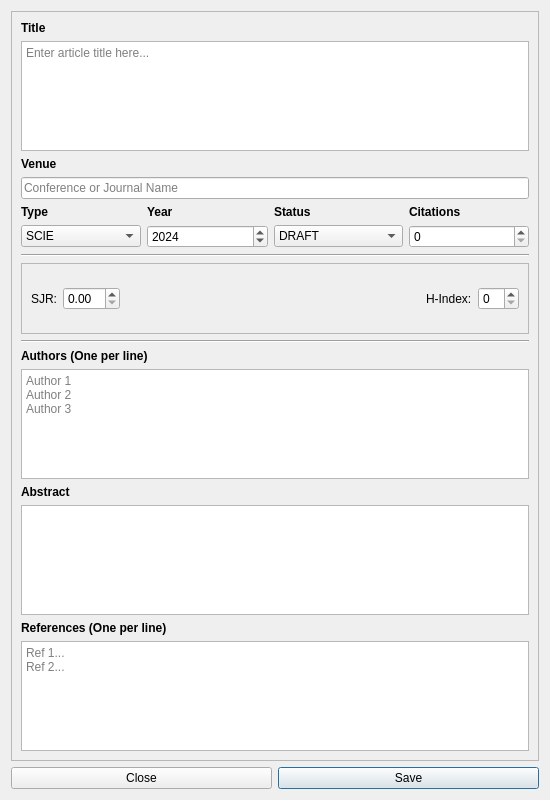
Qt form src/components/dialogs/article/articleupdatedialog.ui (DamPhuQuy/Scientific-Article-Management) before a commit.
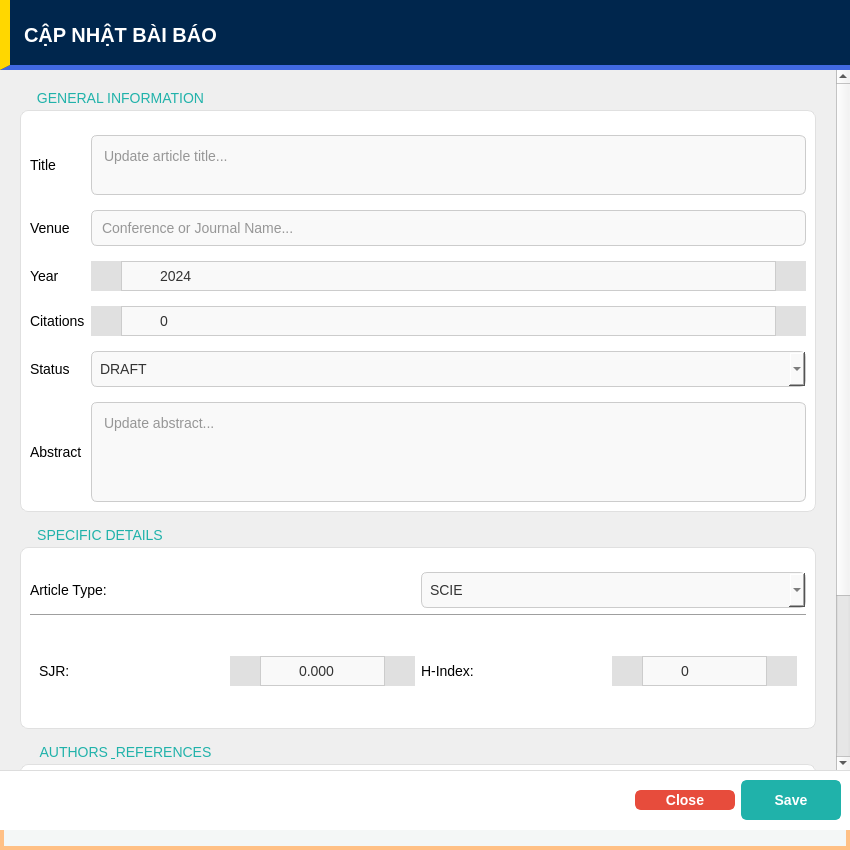
The same form after that commit. The open tabs and pages were chosen to show the change.

```diff
--- a/src/components/dialogs/article/articleupdatedialog.ui
+++ b/src/components/dialogs/article/articleupdatedialog.ui
@@ -6,22 +6,149 @@
    <rect>
     <x>0</x>
     <y>0</y>
-    <width>550</width>
-    <height>800</height>
+    <width>850</width>
+    <height>850</height>
    </rect>
   </property>
   <property name="windowTitle">
    <string>Update Article Information</string>
   </property>
-  <layout class="QGridLayout" name="gridLayout">
-   <item row="1" column="1">
-    <widget class="QPushButton" name="saveBtn">
+  <property name="styleSheet">
+   <string notr="true">
+/* --- CÀI ĐẶT CHUNG --- */
+QDialog#ArticleUpdateDialog {
+    background-color: #f4f7f6;
+    border: 4px solid #FFC085;
+}
+QWidget {
+    font-family: &quot;Segoe UI&quot;, Arial, sans-serif;
+    font-size: 14px;
+}
+QScrollArea {
+    border: none;
+    background-color: transparent;
+}
+QGroupBox {
+    background-color: #ffffff;
+    border: 1px solid #e0e0e0;
+    border-radius: 8px;
+    margin-top: 20px;
+    padding-top: 15px;
+}
+QGroupBox::title {
+    subcontrol-origin: margin;
+    subcontrol-position: top left;
+    padding: 0 5px;
+    color: #20B2AA;
+    font-weight: bold;
+    left: 10px;
+    top: 0px;
+}
+QLineEdit, QPlainTextEdit, QComboBox {
+    background-color: #f9f9f9;
+    border: 1px solid #cccccc;
+    border-radius: 6px;
+    padding: 8px;
+    color: #333333;
+}
+QLineEdit:focus, QPlainTextEdit:focus, QComboBox:focus {
+    background-color: #ffffff;
+    border: 2px solid #20B2AA;
+}
+
+/* --- TÙY CHỈNH SPINBOX --- */
+QSpinBox, QDoubleSpinBox {
+    background-color: #f9f9f9;
+    border: 1px solid #cccccc;
+    border-radius: 6px;
+    color: #333333;
+    padding-top: 5px;
+    padding-bottom: 5px;
+    /* Padding lớn cho nút bấm 2 bên */
+    padding-left: 35px;  
+    padding-right: 35px;
+    qproperty-alignment: AlignCenter; 
+}
+QSpinBox:focus, QDoubleSpinBox:focus {
+    background-color: #ffffff;
+    border: 2px solid #20B2AA;
+}
+
+/* Nút Tăng (Phải) */
+QSpinBox::up-button, QDoubleSpinBox::up-button {
+    subcontrol-origin: border;
+    subcontrol-position: right;
+    width: 30px;
+    height: 100%; 
+    border-left: 1px solid #cccccc;
+    border-top-right-radius: 6px;
+    border-bottom-right-radius: 6px;
+    background-color: #e0e0e0; 
+}
+
+/* Nút Giảm (Trái) */
+QSpinBox::down-button, QDoubleSpinBox::down-button {
+    subcontrol-origin: border;
+    subcontrol-position: left;
+    width: 30px;
+    height: 100%;
+    border-right: 1px solid #cccccc;
+    border-top-left-radius: 6px;
+    border-bottom-left-radius: 6px;
+    background-color: #e0e0e0;
+}
+
+QSpinBox::up-button:hover, QDoubleSpinBox::up-button:hover,
+QSpinBox::down-button:hover, QDoubleSpinBox::down-button:hover {
+    background-color: #20B2AA; 
+}
+   </string>
+  </property>
+  <layout class="QVBoxLayout" name="verticalLayout_Main">
+   <property name="spacing">
+    <number>0</number>
+   </property>
+   <property name="leftMargin">
+    <number>0</number>
+   </property>
+   <property name="topMargin">
+    <number>0</number>
+   </property>
+   <property name="rightMargin">
+    <number>0</number>
+   </property>
+   <property name="bottomMargin">
+    <number>20</number>
+   </property>
+   <item>
+    <widget class="QWidget" name="headerContainer" native="true">
+     <property name="minimumSize">
+      <size>
+       <width>0</width>
+       <height>70</height>
+      </size>
+     </property>
+     <property name="styleSheet">
+      <string notr="true">QWidget#headerContainer{background-color:#00264d;border-bottom:5px solid #4169E1;border-left:10px solid #FFD700;}</string>
+     </property>
+     <layout class="QHBoxLayout" name="horizontalLayout_Header">
+      <item>
+       <widget class="QLabel" name="lblHeaderTitle">
+        <property name="styleSheet">
+         <string notr="true">color:#ffffff;font-weight:900;font-size:20px;background:transparent;padding-left:10px;</string>
+        </property>
      <property name="text">
-      <string>Save</string>
-     </property>
-    </widget>
-   </item>
-   <item row="0" column="0" colspan="2">
+         <string>CẬP NHẬT BÀI BÁO</string>
+        </property>
+        <property name="alignment">
+         <set>Qt::AlignmentFlag::AlignLeading|Qt::AlignmentFlag::AlignLeft|Qt::AlignmentFlag::AlignVCenter</set>
+        </property>
+       </widget>
+      </item>
+     </layout>
+    </widget>
+   </item>
+   <item>
     <widget class="QScrollArea" name="scrollArea">
      <property name="widgetResizable">
       <bool>true</bool>
@@ -31,97 +158,117 @@
        <rect>
         <x>0</x>
         <y>0</y>
-        <width>536</width>
-        <height>764</height>
+        <width>640</width>
+        <height>927</height>
        </rect>
       </property>
       <layout class="QVBoxLayout" name="verticalLayout_Content">
+       <property name="spacing">
+        <number>15</number>
+       </property>
+       <property name="leftMargin">
+        <number>20</number>
+       </property>
+       <property name="topMargin">
+        <number>20</number>
+       </property>
+       <property name="rightMargin">
+        <number>20</number>
+       </property>
+       <property name="bottomMargin">
+        <number>20</number>
+       </property>
        <item>
-        <layout class="QHBoxLayout" name="horizontalLayout_ID"/>
-       </item>
-       <item>
+        <widget class="QGroupBox" name="grpGeneral">
+         <property name="title">
+          <string>GENERAL INFORMATION</string>
+         </property>
+         <layout class="QGridLayout" name="gridLayout">
+          <property name="verticalSpacing">
+           <number>15</number>
+          </property>
+          <item row="0" column="0">
         <widget class="QLabel" name="label_Title">
-         <property name="font">
-          <font>
-           <bold>true</bold>
-          </font>
-         </property>
          <property name="text">
           <string>Title</string>
          </property>
         </widget>
        </item>
-       <item>
+          <item row="0" column="1">
         <widget class="QPlainTextEdit" name="editTitle">
-         <property name="cursor" stdset="0">
-          <cursorShape>IBeamCursor</cursorShape>
+            <property name="minimumSize">
+             <size>
+              <width>0</width>
+              <height>60</height>
+             </size>
+            </property>
+            <property name="maximumSize">
+             <size>
+              <width>16777215</width>
+              <height>80</height>
+             </size>
          </property>
          <property name="placeholderText">
-          <string>Enter article title here...</string>
+             <string>Update article title...</string>
          </property>
         </widget>
        </item>
-       <item>
-        <layout class="QHBoxLayout" name="horizontalLayout_VenueYear">
-         <item>
-          <layout class="QVBoxLayout" name="verticalLayout_Venue">
-           <item>
+          <item row="1" column="0">
             <widget class="QLabel" name="label_Venue">
-             <property name="font">
-              <font>
-               <bold>true</bold>
-              </font>
-             </property>
              <property name="text">
               <string>Venue</string>
              </property>
             </widget>
            </item>
-           <item>
+          <item row="1" column="1">
             <widget class="QLineEdit" name="editVenue">
              <property name="placeholderText">
-              <string>Conference or Journal Name</string>
+             <string>Conference or Journal Name...</string>
              </property>
             </widget>
            </item>
-          </layout>
-         </item>
-        </layout>
-       </item>
-       <item>
-        <layout class="QGridLayout" name="gridLayout_Meta">
-         <item row="0" column="2">
-          <widget class="QLabel" name="label_Status">
-           <property name="font">
-            <font>
-             <bold>true</bold>
-            </font>
-           </property>
+          <item row="2" column="0">
+           <widget class="QLabel" name="label_Year">
            <property name="text">
-            <string>Status</string>
+             <string>Year</string>
            </property>
           </widget>
          </item>
-         <item row="0" column="3">
+          <item row="2" column="1">
+           <widget class="QSpinBox" name="spinYear">
+            <property name="minimum">
+             <number>1900</number>
+            </property>
+            <property name="maximum">
+             <number>2100</number>
+            </property>
+            <property name="value">
+             <number>2024</number>
+            </property>
+           </widget>
+          </item>
+          <item row="3" column="0">
           <widget class="QLabel" name="label_Cit">
-           <property name="font">
-            <font>
-             <bold>true</bold>
-            </font>
-           </property>
            <property name="text">
             <string>Citations</string>
            </property>
           </widget>
          </item>
-         <item row="1" column="3">
+          <item row="3" column="1">
           <widget class="QSpinBox" name="spinCitation">
            <property name="maximum">
-            <number>999999</number>
+             <number>100000</number>
            </property>
           </widget>
          </item>
-         <item row="1" column="2">
+          <item row="4" column="0">
+           <widget class="QLabel" name="label_Status">
+            <property name="text">
+             <string>Status</string>
+            </property>
+           </widget>
+          </item>
+          <item row="4" column="1">
           <widget class="QComboBox" name="comboStatus">
            <item>
             <property name="text">
@@ -160,48 +307,45 @@
            </item>
           </widget>
          </item>
-         <item row="0" column="0">
+          <item row="5" column="0">
+           <widget class="QLabel" name="label_Abstract">
+            <property name="text">
+             <string>Abstract</string>
+            </property>
+           </widget>
+          </item>
+          <item row="5" column="1">
+           <widget class="QPlainTextEdit" name="editAbstract">
+            <property name="minimumSize">
+             <size>
+              <width>0</width>
+              <height>100</height>
+             </size>
+            </property>
+            <property name="placeholderText">
+             <string>Update abstract...</string>
+            </property>
+           </widget>
+          </item>
+         </layout>
+        </widget>
+       </item>
+       <item>
+        <widget class="QGroupBox" name="grpSpecific">
+         <property name="title">
+          <string>SPECIFIC DETAILS</string>
+         </property>
+         <layout class="QVBoxLayout" name="verticalLayout_Specific">
+          <item>
+           <layout class="QHBoxLayout" name="hl_Type">
+            <item>
           <widget class="QLabel" name="label_Type">
-           <property name="font">
-            <font>
-             <bold>true</bold>
-            </font>
-           </property>
            <property name="text">
-            <string>Type</string>
+               <string>Article Type:</string>
            </property>
           </widget>
          </item>
-         <item row="1" column="1">
-          <layout class="QVBoxLayout" name="verticalLayout_Year">
            <item>
-            <widget class="QSpinBox" name="spinYear">
-             <property name="minimum">
-              <number>1900</number>
-             </property>
-             <property name="maximum">
-              <number>2100</number>
-             </property>
-             <property name="value">
-              <number>2024</number>
-             </property>
-            </widget>
-           </item>
-          </layout>
-         </item>
-         <item row="0" column="1">
-          <widget class="QLabel" name="label_Year">
-           <property name="font">
-            <font>
-             <bold>true</bold>
-            </font>
-           </property>
-           <property name="text">
-            <string>Year</string>
-           </property>
-          </widget>
-         </item>
-         <item row="1" column="0">
           <widget class="QComboBox" name="comboType">
            <item>
             <property name="text">
@@ -233,7 +377,7 @@
         </layout>
        </item>
        <item>
-        <widget class="Line" name="line1">
+           <widget class="Line" name="line">
          <property name="orientation">
           <enum>Qt::Orientation::Horizontal</enum>
          </property>
@@ -241,9 +385,6 @@
        </item>
        <item>
         <widget class="QStackedWidget" name="stackInputs">
-         <property name="frameShape">
-          <enum>QFrame::Shape::StyledPanel</enum>
-         </property>
          <property name="currentIndex">
           <number>3</number>
          </property>
@@ -296,39 +437,46 @@
           </layout>
          </widget>
          <widget class="QWidget" name="pageInputSCOPUS">
-          <layout class="QHBoxLayout" name="hl_InputSCOPUS">
-           <item>
+             <layout class="QGridLayout" name="gl_Scopus">
+              <item row="0" column="0">
             <widget class="QLabel" name="lbl_SJR">
              <property name="text">
               <string>SJR:</string>
              </property>
             </widget>
            </item>
-           <item>
-            <widget class="QDoubleSpinBox" name="spinSJR"/>
-           </item>
-           <item>
-            <spacer name="hs2">
-             <property name="orientation">
-              <enum>Qt::Orientation::Horizontal</enum>
-             </property>
-             <property name="sizeHint" stdset="0">
+              <item row="0" column="1">
+               <widget class="QDoubleSpinBox" name="spinSJR">
+                <property name="minimumSize">
               <size>
-               <width>0</width>
+                  <width>110</width>
                <height>0</height>
               </size>
              </property>
-            </spacer>
-           </item>
-           <item>
+                <property name="decimals">
+                 <number>3</number>
+                </property>
+               </widget>
+              </item>
+              <item row="0" column="2">
             <widget class="QLabel" name="lbl_H">
              <property name="text">
               <string>H-Index:</string>
              </property>
             </widget>
            </item>
-           <item>
-            <widget class="QSpinBox" name="spinHIndex"/>
+              <item row="0" column="3">
+               <widget class="QSpinBox" name="spinHIndex">
+                <property name="minimumSize">
+                 <size>
+                  <width>110</width>
+                  <height>0</height>
+                 </size>
+                </property>
+                <property name="maximum">
+                 <number>2000</number>
+                </property>
+               </widget>
            </item>
           </layout>
          </widget>
@@ -377,23 +525,36 @@
            </item>
           </layout>
          </widget>
-         <widget class="QWidget" name="pageInputOTHER"/>
-        </widget>
-       </item>
+            <widget class="QWidget" name="pageInputOTHER">
+             <layout class="QVBoxLayout" name="vl_Other">
        <item>
-        <widget class="Line" name="line2">
-         <property name="orientation">
-          <enum>Qt::Orientation::Horizontal</enum>
-         </property>
-        </widget>
-       </item>
+               <widget class="QLabel" name="lblOther">
+                <property name="styleSheet">
+                 <string notr="true">color: gray; font-style: italic;</string>
+                </property>
+                <property name="text">
+                 <string>No additional fields required for OTHER type.</string>
+                </property>
+                <property name="alignment">
+                 <set>Qt::AlignmentFlag::AlignCenter</set>
+                </property>
+               </widget>
+              </item>
+             </layout>
+            </widget>
+           </widget>
+          </item>
+         </layout>
+        </widget>
+       </item>
+       <item>
+        <widget class="QGroupBox" name="grpAuthorsRefs">
+         <property name="title">
+          <string>AUTHORS &amp; REFERENCES</string>
+         </property>
+         <layout class="QVBoxLayout" name="verticalLayout_AR">
        <item>
         <widget class="QLabel" name="label_Authors">
-         <property name="font">
-          <font>
-           <bold>true</bold>
-          </font>
-         </property>
          <property name="text">
           <string>Authors (One per line)</string>
          </property>
@@ -401,35 +562,19 @@
        </item>
        <item>
         <widget class="QPlainTextEdit" name="editAuthors">
+            <property name="minimumSize">
+             <size>
+              <width>0</width>
+              <height>60</height>
+             </size>
+            </property>
          <property name="placeholderText">
-          <string>Author 1
-Author 2
-Author 3</string>
+             <string>Update authors...</string>
          </property>
         </widget>
        </item>
-       <item>
-        <widget class="QLabel" name="label_Abstract">
-         <property name="font">
-          <font>
-           <bold>true</bold>
-          </font>
-         </property>
-         <property name="text">
-          <string>Abstract</string>
-         </property>
-        </widget>
-       </item>
-       <item>
-        <widget class="QPlainTextEdit" name="editAbstract"/>
-       </item>
        <item>
         <widget class="QLabel" name="label_Refs">
-         <property name="font">
-          <font>
-           <bold>true</bold>
-          </font>
-         </property>
          <property name="text">
           <string>References (One per line)</string>
          </property>
@@ -437,23 +582,90 @@
        </item>
        <item>
         <widget class="QPlainTextEdit" name="editRefs">
+            <property name="minimumSize">
+             <size>
+              <width>0</width>
+              <height>60</height>
+             </size>
+            </property>
          <property name="placeholderText">
-          <string>Ref 1...
-Ref 2...</string>
+             <string>Update references...</string>
          </property>
         </widget>
        </item>
       </layout>
      </widget>
-    </widget>
+       </item>
+      </layout>
+     </widget>
+    </widget>
    </item>
-   <item row="1" column="0">
+   <item>
+    <widget class="QWidget" name="footerContainer" native="true">
+     <property name="styleSheet">
+      <string notr="true">background-color:#ffffff;border-top:1px solid #dddddd;</string>
+     </property>
+     <layout class="QHBoxLayout" name="horizontalLayout_Footer">
+      <property name="topMargin">
+       <number>10</number>
+      </property>
+      <property name="bottomMargin">
+       <number>10</number>
+      </property>
+      <item>
+       <spacer name="horizontalSpacer">
+        <property name="orientation">
+         <enum>Qt::Orientation::Horizontal</enum>
+        </property>
+        <property name="sizeHint" stdset="0">
+         <size>
+          <width>40</width>
+          <height>20</height>
+         </size>
+        </property>
+       </spacer>
+      </item>
+      <item>
     <widget class="QPushButton" name="closeBtn">
+        <property name="minimumSize">
+         <size>
+          <width>100</width>
+          <height>0</height>
+         </size>
+        </property>
+        <property name="cursor">
+         <cursorShape>PointingHandCursor</cursorShape>
+        </property>
+        <property name="styleSheet">
+         <string notr="true">QPushButton{background-color:#e74c3c;border:2px solid #e74c3c;border-radius:6px;color:white;font-weight:bold;}QPushButton:hover{background-color:#c0392b;}QPushButton:pressed{background-color:#922b21;}</string>
+        </property>
      <property name="text">
       <string>Close</string>
      </property>
     </widget>
    </item>
+      <item>
+       <widget class="QPushButton" name="saveBtn">
+        <property name="minimumSize">
+         <size>
+          <width>100</width>
+          <height>40</height>
+         </size>
+        </property>
+        <property name="cursor">
+         <cursorShape>PointingHandCursor</cursorShape>
+        </property>
+        <property name="styleSheet">
+         <string notr="true">QPushButton{background-color:#20B2AA;border:2px solid #20B2AA;border-radius:6px;color:white;font-weight:bold;}QPushButton:hover{background-color:#17a098;}QPushButton:pressed{background-color:#0e6b65;}</string>
+        </property>
+        <property name="text">
+         <string>Save</string>
+        </property>
+       </widget>
+      </item>
+     </layout>
+    </widget>
+   </item>
   </layout>
  </widget>
  <resources/>
```
Left out of the diff: 85 changed lines with no effect on the pictures. Lines whose indentation alone changed are shown as unchanged.
